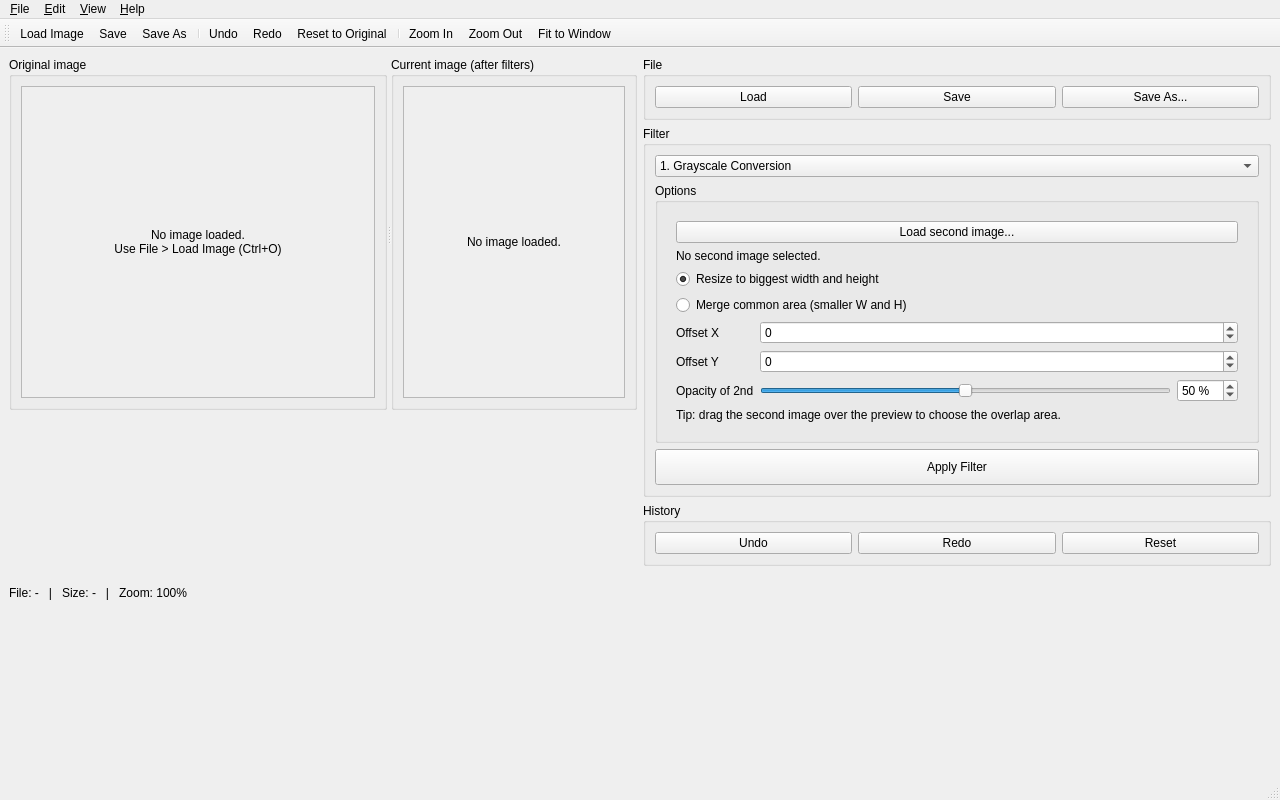
Old version of the form mainwindow.ui in the repository Boggos009/Baby-Photoshop.
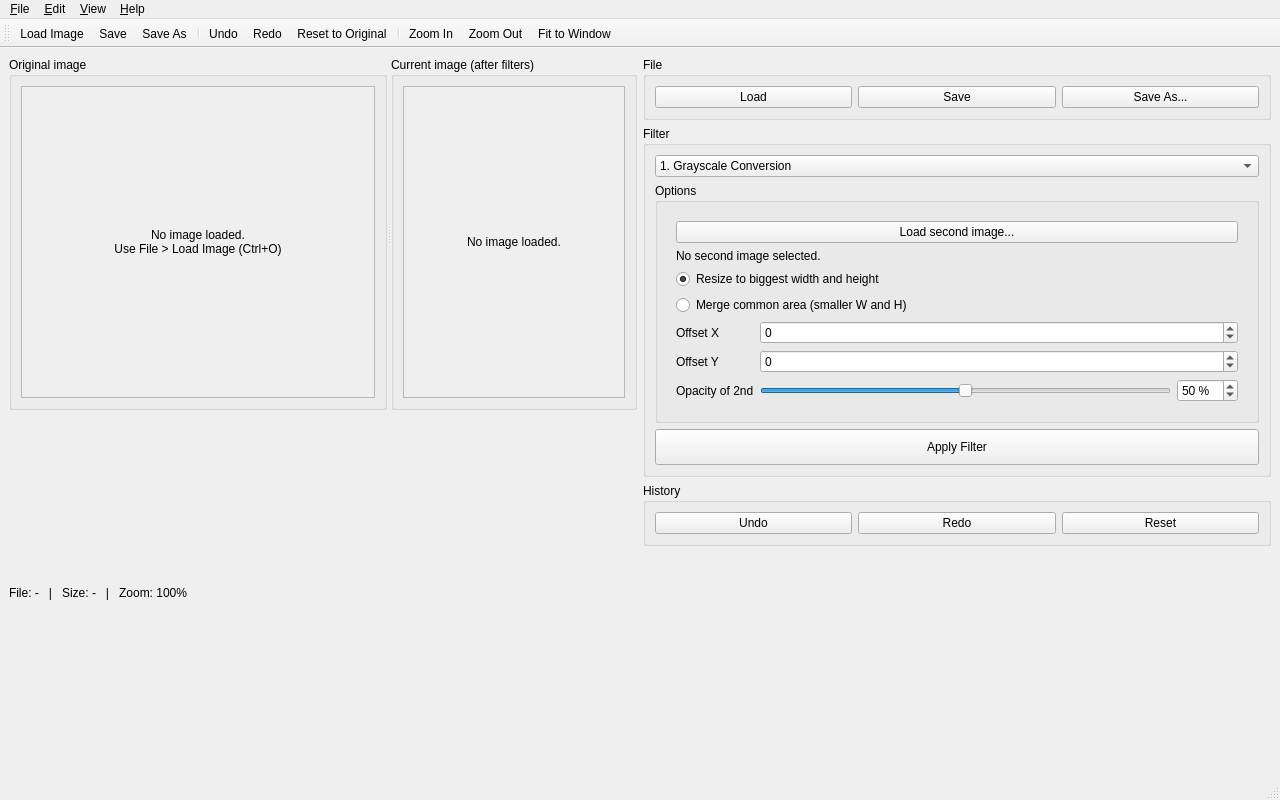
New version of the form. The open tabs and pages were chosen to show the change.

Commit message:
Remove mergeHintLabel from mainwindow.ui
Removed merge hint label from the UI layout.

What changed in the file:
```diff
--- a/mainwindow.ui
+++ b/mainwindow.ui
@@ -685,16 +685,6 @@
                   </item>
                  </layout>
                 </item>
-                <item>
-                 <widget class="QLabel" name="mergeHintLabel">
-                  <property name="text">
-                   <string>Tip: drag the second image over the preview to choose the overlap area.</string>
-                  </property>
-                  <property name="wordWrap">
-                   <bool>true</bool>
-                  </property>
-                 </widget>
-                </item>
                </layout>
               </widget>
               <widget class="QWidget" name="pageCrop">
```
